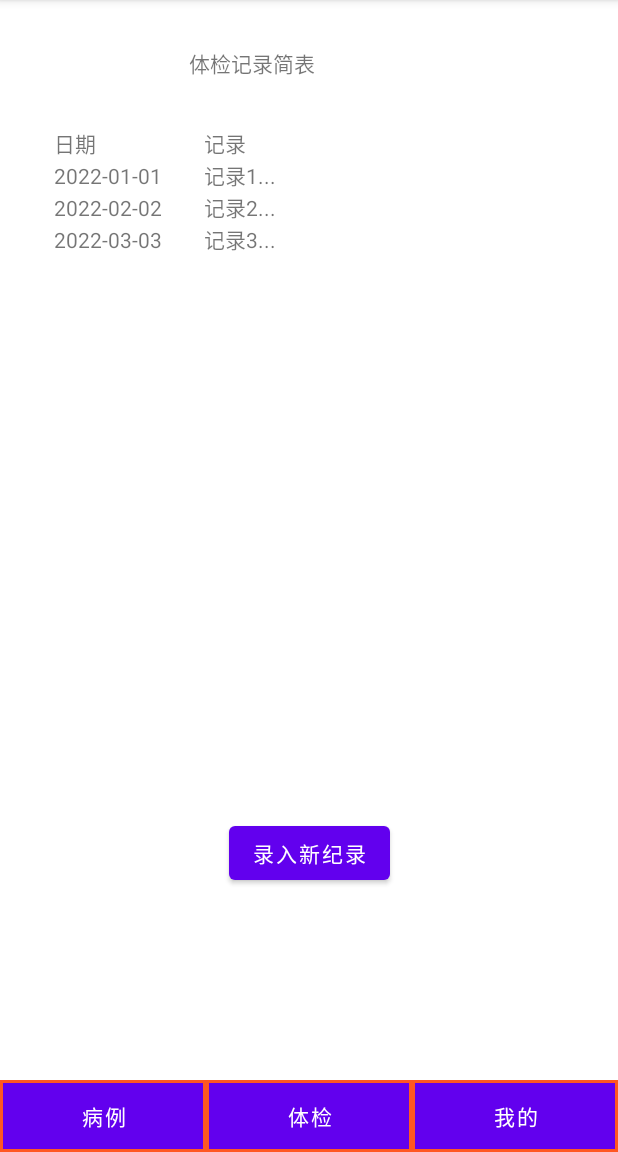
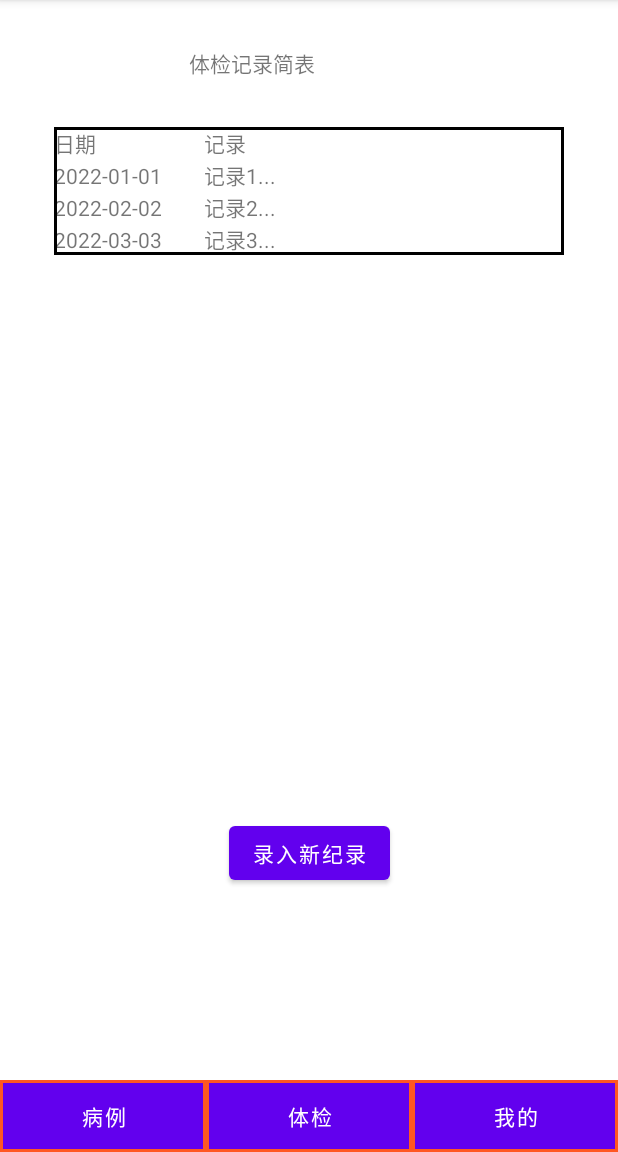
Before and after one commit to windsnow1025/Family-Health-App, an Android app: the screen it shows after launch (MainActivity), after a tap on "体检", on a phone screen of 412 x 824 dp, the part 84-1236 px from its top. Run offline under Robolectric (Android 15) with nearby library versions, the light colour scheme and no system bars.

Commit message:
table border

```diff
--- /dev/null
+++ b/app/src/main/res/drawable/table_border.xml
@@ -0,0 +1,4 @@
+<?xml version="1.0" encoding="utf-8"?>
+<shape xmlns:android="http://schemas.android.com/apk/res/android">
+    <stroke android:width="2dp" android:color="#000000"/>
+</shape>
--- a/app/src/main/res/layout/fragment1.xml
+++ b/app/src/main/res/layout/fragment1.xml
@@ -18,7 +18,7 @@
         <TextView
             android:id="@+id/textView3DModel"
             android:layout_width="wrap_content"
-            android:layout_height="wrap_content"
+            android:layout_height="48dp"
             android:ems="10"
             android:inputType="textPersonName"
             android:text="3D Model"
--- a/app/src/main/res/layout/fragment2.xml
+++ b/app/src/main/res/layout/fragment2.xml
@@ -32,6 +32,7 @@
             android:layout_width="wrap_content"
             android:layout_height="wrap_content"
             android:layout_marginTop="32dp"
+            android:background="@drawable/table_border"
             app:layout_constraintEnd_toEndOf="parent"
             app:layout_constraintStart_toStartOf="parent"
             app:layout_constraintTop_toBottomOf="@+id/textViewTableTitle">
```
